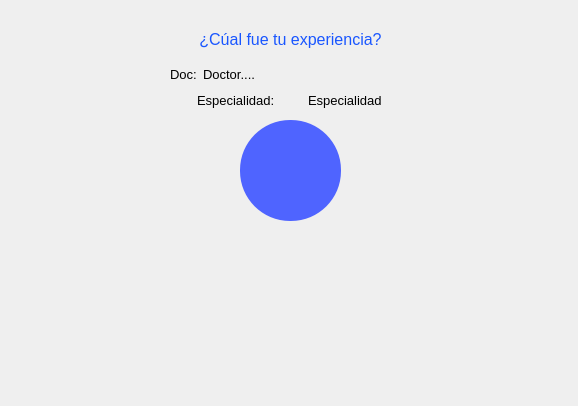
Qt form hospital-Core/Widgets/Paciente/paciente_califica_medico.ui (MrDanielG/Hospital-SCRUM) before a commit.
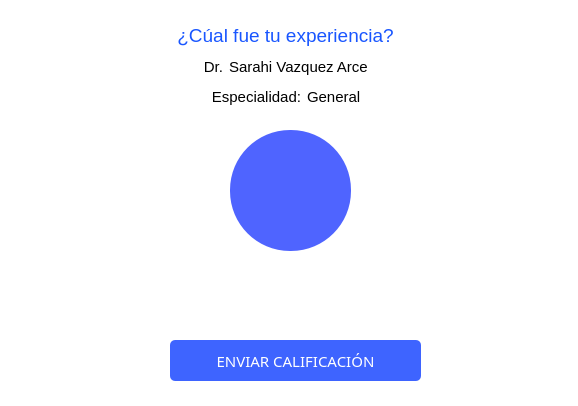
The same form after that commit. Icons and pictures are not drawn.

Diff of the .ui file:
```diff
--- a/hospital-Core/Widgets/Paciente/paciente_califica_medico.ui
+++ b/hospital-Core/Widgets/Paciente/paciente_califica_medico.ui
@@ -13,49 +13,192 @@
   <property name="windowTitle">
    <string>Dialog</string>
   </property>
-  <widget class="QWidget" name="verticalLayoutWidget">
+  <property name="styleSheet">
+   <string notr="true">background-color: rgb(255, 255, 255);</string>
+  </property>
+  <widget class="QLabel" name="lbl_foto">
+   <property name="geometry">
+    <rect>
+     <x>230</x>
+     <y>130</y>
+     <width>121</width>
+     <height>121</height>
+    </rect>
+   </property>
+   <property name="styleSheet">
+    <string notr="true">border: none;
+background: #4F64FF;
+border-radius: 60px;</string>
+   </property>
+   <property name="text">
+    <string/>
+   </property>
+   <property name="scaledContents">
+    <bool>true</bool>
+   </property>
+  </widget>
+  <widget class="QWidget" name="horizontalLayoutWidget">
    <property name="geometry">
     <rect>
      <x>130</x>
-     <y>20</y>
+     <y>270</y>
      <width>321</width>
+     <height>41</height>
+    </rect>
+   </property>
+   <layout class="QHBoxLayout" name="horizontalLayout_3">
+    <item>
+     <widget class="QPushButton" name="btn1Estrella">
+      <property name="styleSheet">
+       <string notr="true">border: 0px;</string>
+      </property>
+      <property name="text">
+       <string/>
+      </property>
+      <property name="icon">
+       <iconset>
+        <normaloff>:/imagenes/Imagenes/star.png</normaloff>:/imagenes/Imagenes/star.png</iconset>
+      </property>
+      <property name="iconSize">
+       <size>
+        <width>30</width>
+        <height>30</height>
+       </size>
+      </property>
+     </widget>
+    </item>
+    <item>
+     <widget class="QPushButton" name="btn2Estrellas">
+      <property name="styleSheet">
+       <string notr="true">border: 0px;</string>
+      </property>
+      <property name="text">
+       <string/>
+      </property>
+      <property name="icon">
+       <iconset>
+        <normaloff>:/imagenes/Imagenes/star.png</normaloff>:/imagenes/Imagenes/star.png</iconset>
+      </property>
+      <property name="iconSize">
+       <size>
+        <width>30</width>
+        <height>30</height>
+       </size>
+      </property>
+     </widget>
+    </item>
+    <item>
+     <widget class="QPushButton" name="btn3Estrellas">
+      <property name="styleSheet">
+       <string notr="true">border: 0px;</string>
+      </property>
+      <property name="text">
+       <string/>
+      </property>
+      <property name="icon">
+       <iconset>
+        <normaloff>:/imagenes/Imagenes/star.png</normaloff>:/imagenes/Imagenes/star.png</iconset>
+      </property>
+      <property name="iconSize">
+       <size>
+        <width>30</width>
+        <height>30</height>
+       </size>
+      </property>
+     </widget>
+    </item>
+    <item>
+     <widget class="QPushButton" name="btn4Estrellas">
+      <property name="styleSheet">
+       <string notr="true">border: 0px;</string>
+      </property>
+      <property name="text">
+       <string/>
+      </property>
+      <property name="icon">
+       <iconset>
+        <normaloff>:/imagenes/Imagenes/star.png</normaloff>:/imagenes/Imagenes/star.png</iconset>
+      </property>
+      <property name="iconSize">
+       <size>
+        <width>30</width>
+        <height>30</height>
+       </size>
+      </property>
+     </widget>
+    </item>
+    <item>
+     <widget class="QPushButton" name="btn5Estrellas">
+      <property name="styleSheet">
+       <string notr="true">border: 0px;</string>
+      </property>
+      <property name="text">
+       <string/>
+      </property>
+      <property name="icon">
+       <iconset>
+        <normaloff>:/imagenes/Imagenes/star.png</normaloff>:/imagenes/Imagenes/star.png</iconset>
+      </property>
+      <property name="iconSize">
+       <size>
+        <width>30</width>
+        <height>30</height>
+       </size>
+      </property>
+     </widget>
+    </item>
+   </layout>
+  </widget>
+  <widget class="QWidget" name="verticalLayoutWidget">
+   <property name="geometry">
+    <rect>
+     <x>100</x>
+     <y>20</y>
+     <width>371</width>
      <height>91</height>
     </rect>
    </property>
    <layout class="QVBoxLayout" name="verticalLayout">
     <item>
-     <widget class="QLabel" name="label">
-      <property name="font">
-       <font>
-        <family>MS Shell Dlg 2</family>
-        <pointsize>12</pointsize>
-        <weight>9</weight>
-        <italic>false</italic>
-        <bold>false</bold>
-       </font>
-      </property>
-      <property name="styleSheet">
-       <string notr="true">color: rgb(25, 86, 255);
-font: 75 12pt &quot;MS Shell Dlg 2&quot;;</string>
-      </property>
-      <property name="text">
-       <string>¿Cúal fue tu experiencia?</string>
-      </property>
-      <property name="alignment">
-       <set>Qt::AlignCenter</set>
-      </property>
-     </widget>
+     <layout class="QHBoxLayout" name="horizontalLayout_4">
+      <item>
+       <widget class="QLabel" name="label">
+        <property name="sizePolicy">
+         <sizepolicy hsizetype="Preferred" vsizetype="Fixed">
+          <horstretch>0</horstretch>
+          <verstretch>0</verstretch>
+         </sizepolicy>
+        </property>
+        <property name="font">
+         <font>
+          <family>MS Shell Dlg 2</family>
+          <pointsize>14</pointsize>
+          <weight>9</weight>
+          <italic>false</italic>
+          <bold>false</bold>
+         </font>
+        </property>
+        <property name="styleSheet">
+         <string notr="true">color: rgb(25, 86, 255);
+font: 75 14pt &quot;MS Shell Dlg 2&quot;;</string>
+        </property>
+        <property name="text">
+         <string>¿Cúal fue tu experiencia?</string>
+        </property>
+        <property name="alignment">
+         <set>Qt::AlignCenter</set>
+        </property>
+       </widget>
+      </item>
+     </layout>
     </item>
     <item>
      <layout class="QHBoxLayout" name="horizontalLayout">
       <item>
-       <spacer name="horizontalSpacer_2">
+       <spacer name="horizontalSpacer">
         <property name="orientation">
          <enum>Qt::Horizontal</enum>
         </property>
-        <property name="sizeType">
-         <enum>QSizePolicy::Preferred</enum>
-        </property>
         <property name="sizeHint" stdset="0">
          <size>
           <width>40</width>
@@ -75,18 +218,21 @@
         <property name="font">
          <font>
           <family>MS Shell Dlg 2</family>
-          <pointsize>10</pointsize>
+          <pointsize>11</pointsize>
          </font>
         </property>
         <property name="text">
-         <string>Doc:</string>
+         <string>Dr.</string>
+        </property>
+        <property name="alignment">
+         <set>Qt::AlignRight|Qt::AlignTrailing|Qt::AlignVCenter</set>
         </property>
        </widget>
       </item>
       <item>
        <widget class="QLabel" name="lbl_NombreDoctor">
         <property name="sizePolicy">
-         <sizepolicy hsizetype="Preferred" vsizetype="Fixed">
+         <sizepolicy hsizetype="Fixed" vsizetype="Fixed">
           <horstretch>0</horstretch>
           <verstretch>0</verstretch>
          </sizepolicy>
@@ -94,22 +240,22 @@
         <property name="font">
          <font>
           <family>MS Shell Dlg 2</family>
-          <pointsize>10</pointsize>
+          <pointsize>11</pointsize>
          </font>
         </property>
         <property name="text">
-         <string>Doctor....</string>
+         <string>Sarahi Vazquez Arce</string>
+        </property>
+        <property name="alignment">
+         <set>Qt::AlignLeading|Qt::AlignLeft|Qt::AlignVCenter</set>
         </property>
        </widget>
       </item>
       <item>
-       <spacer name="horizontalSpacer">
+       <spacer name="horizontalSpacer_2">
         <property name="orientation">
          <enum>Qt::Horizontal</enum>
         </property>
-        <property name="sizeType">
-         <enum>QSizePolicy::Preferred</enum>
-        </property>
         <property name="sizeHint" stdset="0">
          <size>
           <width>40</width>
@@ -123,13 +269,10 @@
     <item>
      <layout class="QHBoxLayout" name="horizontalLayout_2">
       <item>
-       <spacer name="horizontalSpacer_4">
+       <spacer name="horizontalSpacer_3">
         <property name="orientation">
          <enum>Qt::Horizontal</enum>
         </property>
-        <property name="sizeType">
-         <enum>QSizePolicy::Preferred</enum>
-        </property>
         <property name="sizeHint" stdset="0">
          <size>
           <width>40</width>
@@ -149,12 +292,15 @@
         <property name="font">
          <font>
           <family>MS Shell Dlg 2</family>
-          <pointsize>10</pointsize>
+          <pointsize>11</pointsize>
          </font>
         </property>
         <property name="text">
          <string>Especialidad:</string>
         </property>
+        <property name="alignment">
+         <set>Qt::AlignRight|Qt::AlignTrailing|Qt::AlignVCenter</set>
+        </property>
        </widget>
       </item>
       <item>
@@ -168,22 +314,19 @@
         <property name="font">
          <font>
           <family>MS Shell Dlg 2</family>
-          <pointsize>10</pointsize>
+          <pointsize>11</pointsize>
          </font>
         </property>
         <property name="text">
-         <string>Especialidad</string>
+         <string>General</string>
         </property>
        </widget>
       </item>
       <item>
-       <spacer name="horizontalSpacer_3">
+       <spacer name="horizontalSpacer_4">
         <property name="orientation">
          <enum>Qt::Horizontal</enum>
         </property>
-        <property name="sizeType">
-         <enum>QSizePolicy::Preferred</enum>
-        </property>
         <property name="sizeHint" stdset="0">
          <size>
           <width>40</width>
@@ -196,25 +339,50 @@
     </item>
    </layout>
   </widget>
-  <widget class="QLabel" name="lbl_foto">
+  <widget class="QPushButton" name="btn_enviarCalif">
    <property name="geometry">
     <rect>
-     <x>240</x>
-     <y>120</y>
-     <width>101</width>
-     <height>101</height>
+     <x>170</x>
+     <y>340</y>
+     <width>251</width>
+     <height>41</height>
     </rect>
    </property>
+   <property name="minimumSize">
+    <size>
+     <width>120</width>
+     <height>0</height>
+    </size>
+   </property>
+   <property name="maximumSize">
+    <size>
+     <width>16777215</width>
+     <height>16777215</height>
+    </size>
+   </property>
+   <property name="font">
+    <font>
+     <family>Montserrat Medium</family>
+     <pointsize>11</pointsize>
+    </font>
+   </property>
    <property name="styleSheet">
-    <string notr="true">border: none;
-background: #4F64FF;
-border-radius: 50px;</string>
+    <string notr="true">*{
+	color: white;
+	background-color: #3E64FF;
+	border-radius: 5px;
+	padding: 5px;
+}
+
+:hover{
+	background-color: white;
+	color: #3E64FF;
+	border: 1px solid #3E64FF;
+
+}</string>
    </property>
    <property name="text">
-    <string/>
-   </property>
-   <property name="scaledContents">
-    <bool>true</bool>
+    <string>ENVIAR CALIFICACIÓN</string>
    </property>
   </widget>
  </widget>
```
